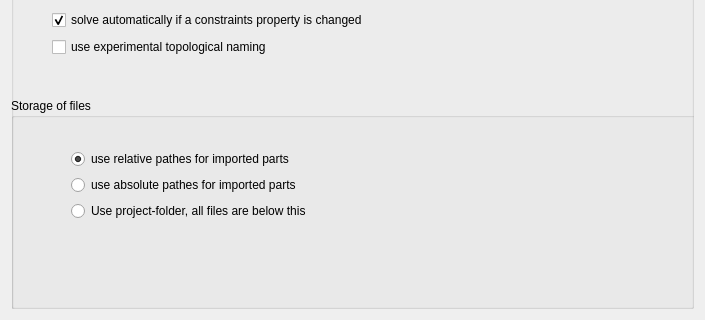
Before: the Qt Designer form GuiA2p/Resources/ui/a2p_prefs.ui in kbwbe/A2plus, drawn with Qt 5; both pictures show x 0 to 705 and y 411 to 731 of the 705 by 731 pixel window.
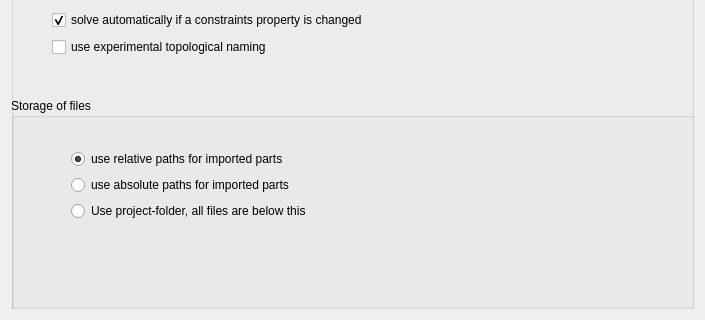
After: the same form once the commit is applied. Custom widgets are drawn as their Qt base class.

Diff of the .ui file:
```diff
--- a/GuiA2p/Resources/ui/a2p_prefs.ui
+++ b/GuiA2p/Resources/ui/a2p_prefs.ui
@@ -109,7 +109,7 @@
         <item>
          <widget class="Gui::PrefRadioButton" name="radioButton_3">
           <property name="text">
-           <string>use relative pathes for imported parts</string>
+           <string>use relative paths for imported parts</string>
           </property>
           <property name="checked">
            <bool>true</bool>
@@ -125,7 +125,7 @@
         <item>
          <widget class="Gui::PrefRadioButton" name="radioButton_4">
           <property name="text">
-           <string>use absolute pathes for imported parts</string>
+           <string>use absolute paths for imported parts</string>
           </property>
           <property name="prefEntry" stdset="0">
            <cstring>useAbsolutePathes</cstring>
```
